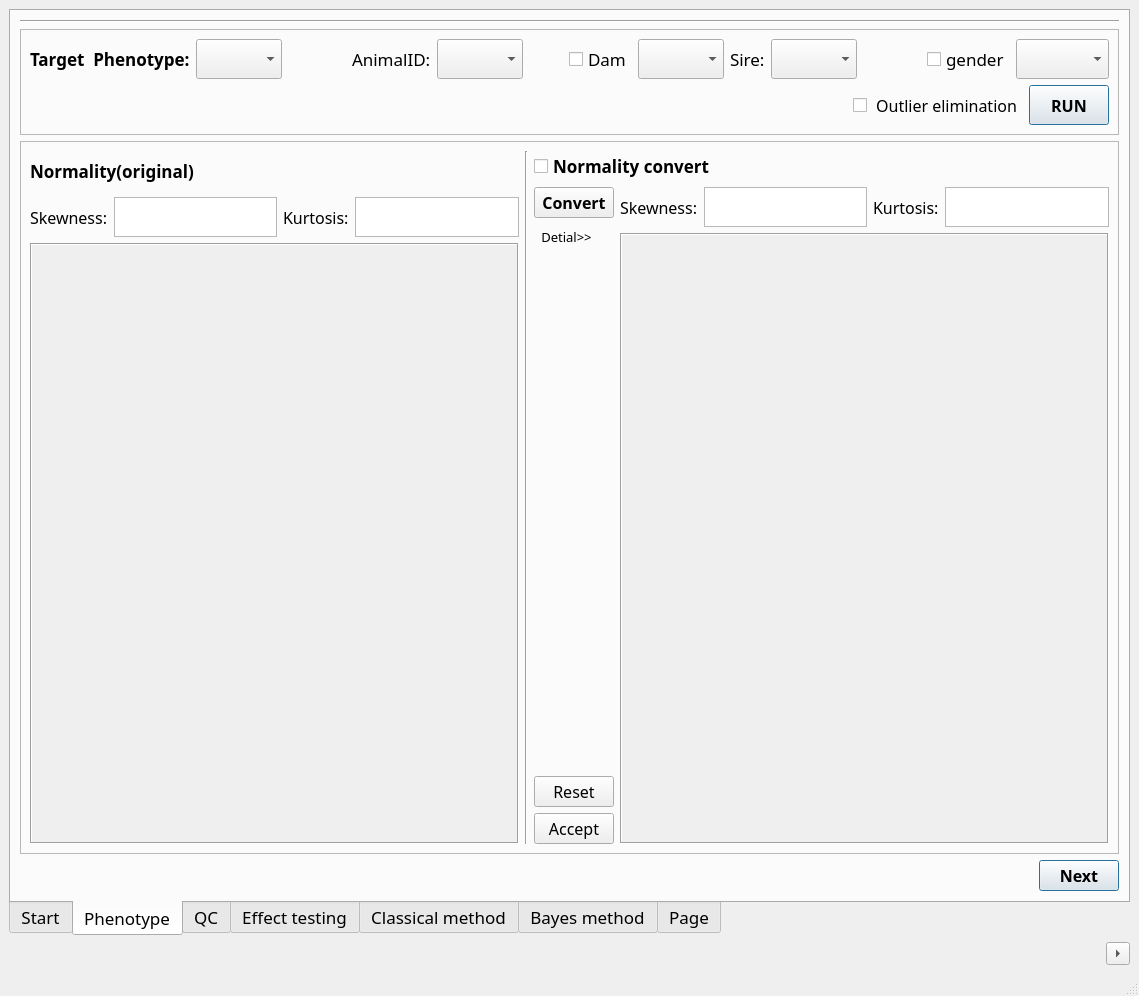
Before: the Qt Designer form mainwindow.ui in LiangBeam9810/AquaGS_GUI, drawn with Qt 5.
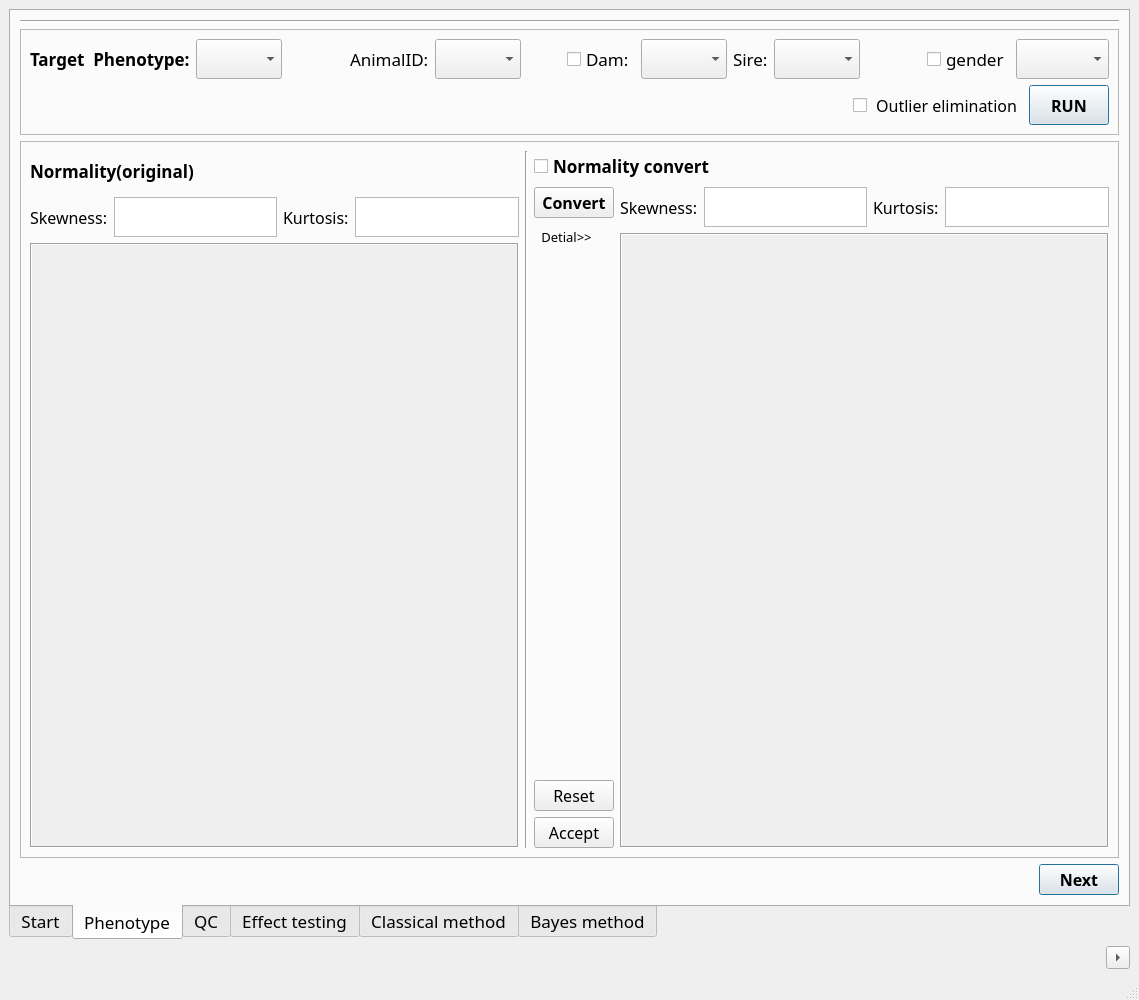
After: the same form once the commit is applied. The open tabs and pages were chosen to show the change.

What changed in the file:
```diff
--- a/mainwindow.ui
+++ b/mainwindow.ui
@@ -7,7 +7,7 @@
     <x>0</x>
     <y>0</y>
     <width>1139</width>
-    <height>996</height>
+    <height>1000</height>
    </rect>
   </property>
   <property name="windowTitle">
@@ -648,7 +648,7 @@
                  <item row="0" column="7">
                   <widget class="QCheckBox" name="Blup_CheckBox">
                    <property name="text">
-                    <string>Dam</string>
+                    <string>Dam:</string>
                    </property>
                   </widget>
                  </item>
@@ -5249,11 +5249,6 @@
           </item>
          </layout>
         </widget>
-        <widget class="QWidget" name="tab">
-         <attribute name="title">
-          <string>Page</string>
-         </attribute>
-        </widget>
        </widget>
       </item>
      </layout>
```
Left out of the diff: 66 changed lines with no effect on the pictures.
